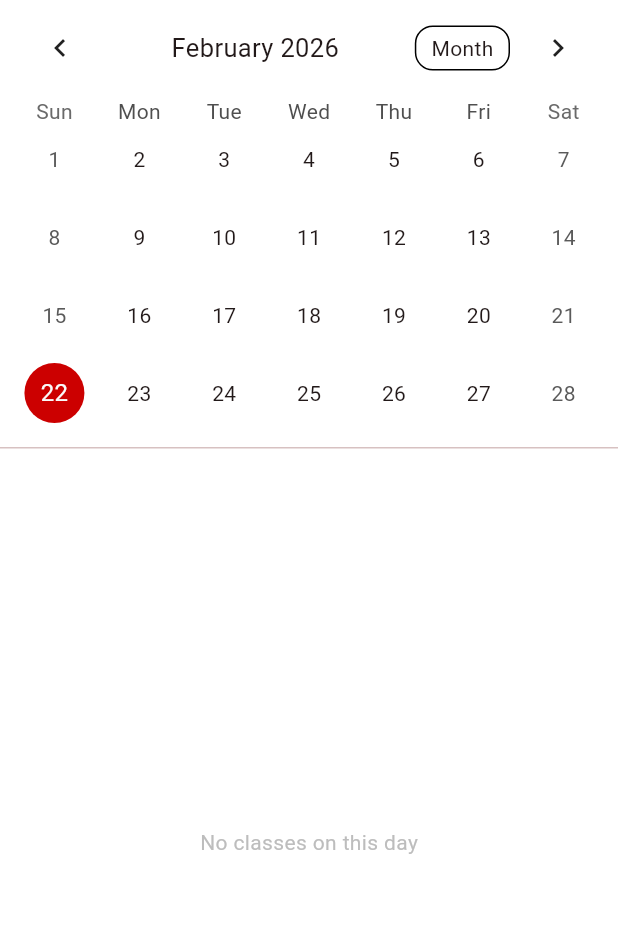
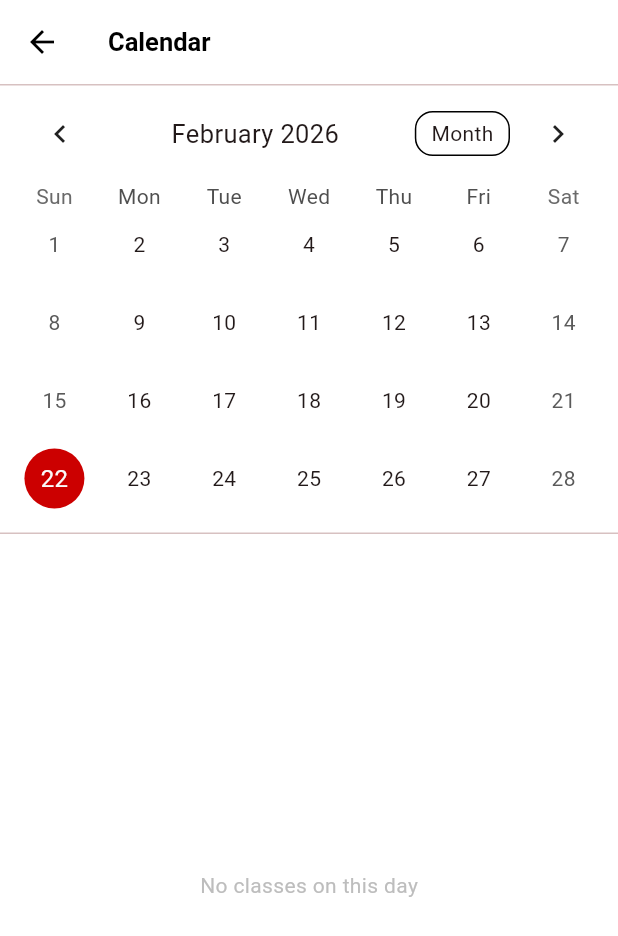
Before and after one commit to tiredwren/ib_CS_IA_2026, a Flutter app: the Calendar screen opened directly, on a phone screen of 412 x 824 dp. Shown: the top 936 px of the screen. Run offline on Flutter 3.47's test engine with Material 3 defaults, Android fonts, the phone set to English and light mode, and no system bars; drawn by our look-alikes of table_calendar; our stand-ins replace cloud_firestore, firebase_auth, firebase_core; accounts and stored records are empty.

Commit message:
small calendar app bar change

```diff
--- a/lib/screens/calendar_screen.dart
+++ b/lib/screens/calendar_screen.dart
@@ -228,6 +228,53 @@ class _CalendarState extends State<Calendar> {
 
     return Scaffold(
       backgroundColor: Colors.white,
+      appBar: AppBar(
+        backgroundColor: Colors.white,
+        foregroundColor: Colors.black87,
+        elevation: 0,
+        centerTitle: false,
+        title: const Text(
+          'Calendar',
+          style: TextStyle(fontSize: 17, fontWeight: FontWeight.w600),
+        ),
+        bottom: const PreferredSize(
+          preferredSize: Size.fromHeight(1),
+          child: Divider(height: 1),
+        ),
+        actions: [
+          if (isAdmin) ...[
+            Padding(
+              padding: const EdgeInsets.only(top: 2, right: 12),
+              child: Align(
+                alignment: Alignment.centerRight,
+                child: TextButton.icon(
+                  onPressed: () async {
+                    final result = await Navigator.push(
+                      context,
+                      MaterialPageRoute(
+                        builder: (context) => AddEventScreen(
+                          selectedDate: _selectedDay ?? DateTime.now(),
+                        ),
+                      ),
+                    );
+                    if (result == true) _loadEvents();
+                  },
+                  icon: const Icon(Icons.add, size: 16),
+                  label: const Text('Create class'),
+                  style: TextButton.styleFrom(
+                    foregroundColor: const Color(0xFFCC0000),
+                    overlayColor: Colors.transparent,
+                    textStyle: const TextStyle(
+                      fontSize: 13,
+                      fontWeight: FontWeight.w600,
+                    ),
+                  ),
+                ),
+              ),
+            ),
+          ],
+        ],
+      ),
       body: _isLoading
           ? const Center(child: CircularProgressIndicator())
           : Column(
@@ -278,37 +325,6 @@ class _CalendarState extends State<Calendar> {
           const SizedBox(height: 10,),
           const Divider(height: 1),
 
-          // create class button
-          if (isAdmin)
-            Padding(
-              padding: const EdgeInsets.only(top: 2, right: 12),
-              child: Align(
-                alignment: Alignment.centerRight,
-                child: TextButton.icon(
-                  onPressed: () async {
-                    final result = await Navigator.push(
-                      context,
-                      MaterialPageRoute(
-                        builder: (context) => AddEventScreen(
-                          selectedDate: _selectedDay ?? DateTime.now(),
-                        ),
-                      ),
-                    );
-                    if (result == true) _loadEvents();
-                  },
-                  icon: const Icon(Icons.add, size: 16),
-                  label: const Text('Create class'),
-                  style: TextButton.styleFrom(
-                    foregroundColor: const Color(0xFFCC0000),
-                    overlayColor: Colors.transparent,
-                    textStyle: const TextStyle(
-                      fontSize: 13,
-                      fontWeight: FontWeight.w600,
-                    ),
-                  ),
-                ),
-              ),
-            ),
           // event list
           Expanded(
             child: _selectedEvents.isEmpty
```
